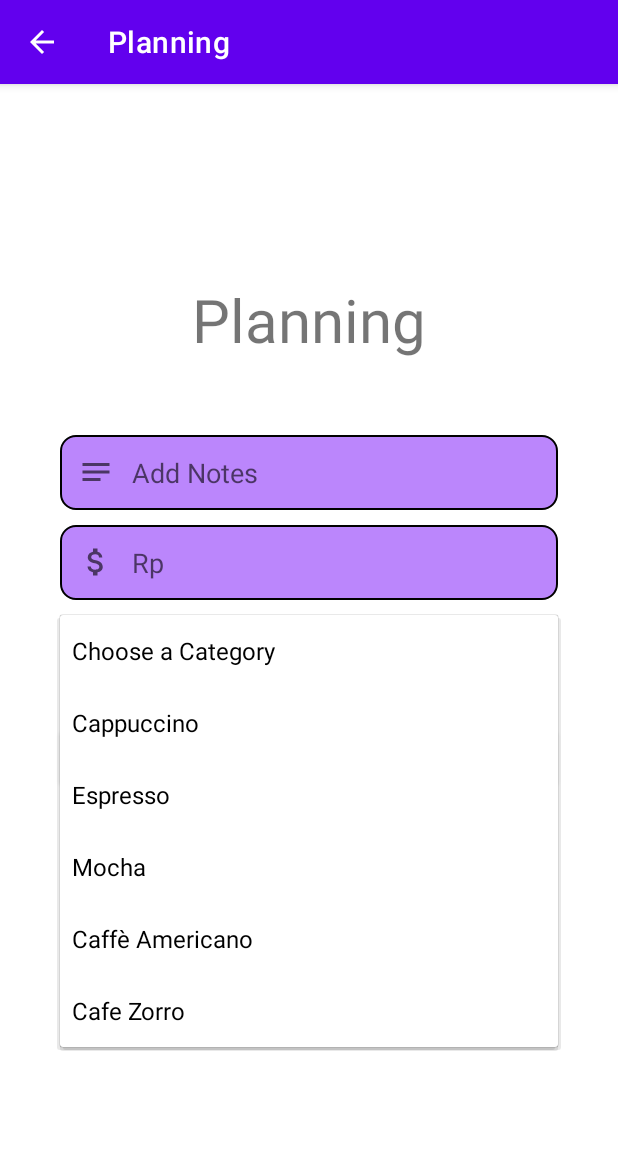
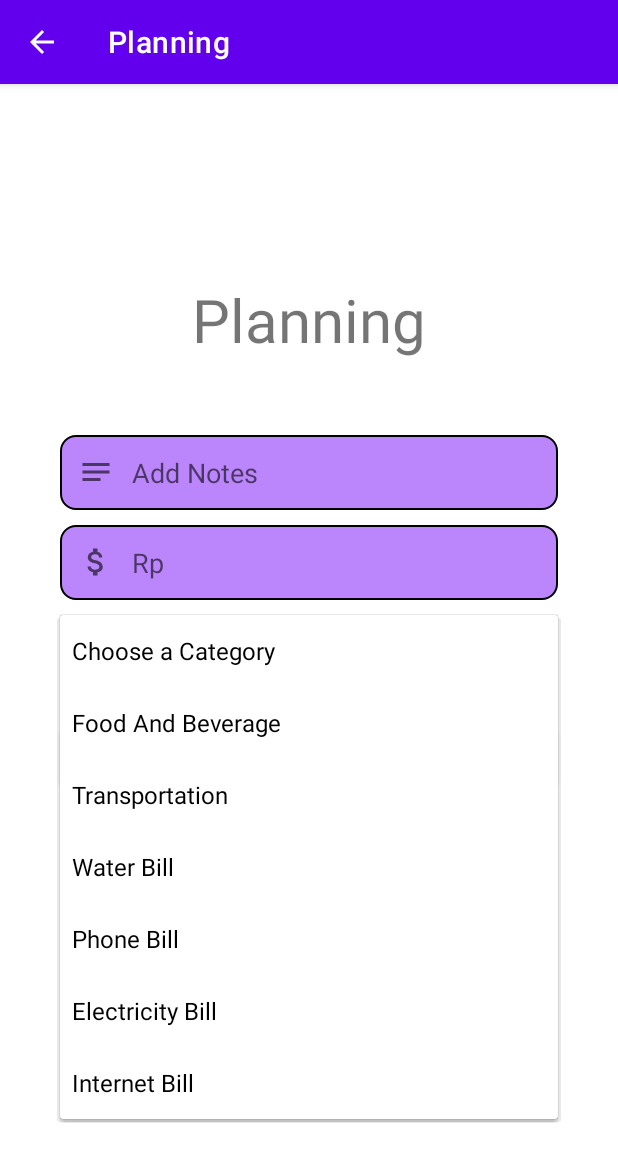
Before and after one commit to AriesFirmansyah/PandawaMoneyTracker, an Android app: the PlanningActivity screen opened directly, with no data from a screen before it, after a tap on "Choose a Category", on a phone screen of 412 x 824 dp. Shown: the top 1162 px of the screen. Run offline under Robolectric (Android 15) with nearby library versions, the phone set to English and light mode, and no system bars; our stand-ins replace Firebase (no records; nobody signed in at launch, a user with empty details on screens opened directly).

Commit message:
Update List Spinner Transaction dan Planning

```diff
--- a/app/src/main/res/values/strings.xml
+++ b/app/src/main/res/values/strings.xml
@@ -3,11 +3,12 @@
 
     <string-array name="brew_array">
         <item>Choose a Category</item>
-        <item>Cappuccino</item>
-        <item>Espresso</item>
-        <item>Mocha</item>
-        <item>Caffè Americano</item>
-        <item>Cafe Zorro</item>
+        <item>Food And Beverage</item>
+        <item>Transportation</item>
+        <item>Water Bill</item>
+        <item>Phone Bill</item>
+        <item>Electricity Bill</item>
+        <item>Internet Bill</item>
     </string-array>
     <string name="title_activity_drawer">DrawerActivity</string>
     <string name="navigation_drawer_open">Open navigation drawer</string>
```
